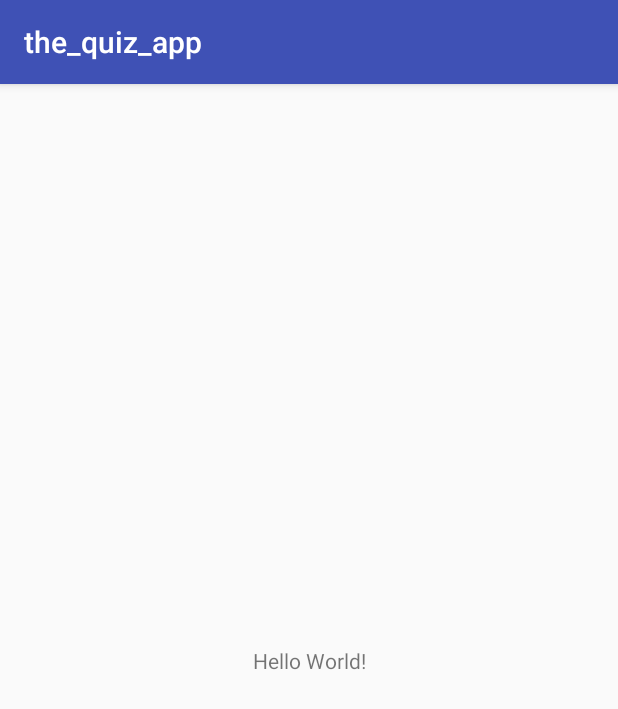
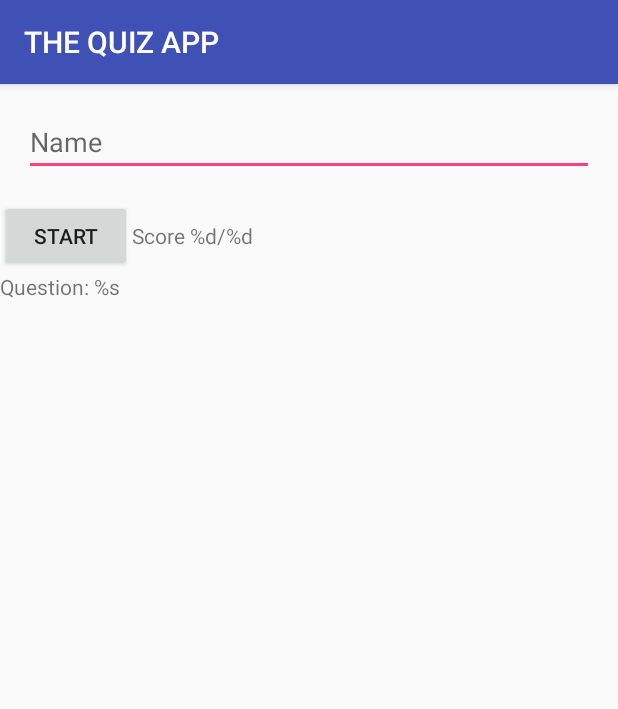
Before and after one commit to jrforbes24/the_quiz_app, an Android app: the screen it shows after launch (MainActivity), on a phone screen of 412 x 824 dp. Shown: the top 709 px of the screen. Run offline under Robolectric (Android 15) with nearby library versions, the phone set to English and light mode, and no system bars.

Commit message:
work on adding strings and the xml layout

```diff
--- a/app/src/main/res/layout/activity_main.xml
+++ b/app/src/main/res/layout/activity_main.xml
@@ -1,18 +1,47 @@
 <?xml version="1.0" encoding="utf-8"?>
-<android.support.constraint.ConstraintLayout xmlns:android="http://schemas.android.com/apk/res/android"
+<ScrollView xmlns:android="http://schemas.android.com/apk/res/android"
     xmlns:app="http://schemas.android.com/apk/res-auto"
     xmlns:tools="http://schemas.android.com/tools"
     android:layout_width="match_parent"
     android:layout_height="match_parent"
     tools:context="com.jrforbes24.the_quiz_app.MainActivity">
 
-    <TextView
-        android:layout_width="wrap_content"
-        android:layout_height="wrap_content"
-        android:text="Hello World!"
-        app:layout_constraintBottom_toBottomOf="parent"
-        app:layout_constraintLeft_toLeftOf="parent"
-        app:layout_constraintRight_toRightOf="parent"
-        app:layout_constraintTop_toTopOf="parent" />
+    <LinearLayout
+        android:layout_width="match_parent"
+        android:layout_height="match_parent"
+        android:orientation="vertical">
 
-</android.support.constraint.ConstraintLayout>
+        <EditText
+            android:id="@+id/the_name"
+            android:layout_width="match_parent"
+            android:layout_height="match_parent"
+            android:hint="@string/hint_name"
+            android:layout_margin="16dp"
+            android:inputType="textCapWords"/>
+
+        <LinearLayout
+            android:layout_width="match_parent"
+            android:layout_height="match_parent"
+            android:orientation="horizontal">
+
+            <Button
+                android:layout_width="wrap_content"
+                android:layout_height="wrap_content"
+                android:text="@string/start_button"/>
+
+            <TextView
+                android:layout_width="wrap_content"
+                android:layout_height="wrap_content"
+                android:text="@string/quiz_score"/>
+        </LinearLayout>
+
+        <TextView
+            android:layout_width="match_parent"
+            android:layout_height="match_parent"
+            android:text="@string/the_question"/>
+
+
+
+    </LinearLayout>
+
+</ScrollView>
--- a/app/src/main/res/values/strings.xml
+++ b/app/src/main/res/values/strings.xml
@@ -1,3 +1,11 @@
-<resources>
-    <string name="app_name">the_quiz_app</string>
+<resources xmlns:xliff="urn:oasis:names:tc:xliff:document:1.2">
+    <string name="app_name">THE QUIZ APP</string>
+    <!--Hint for the name field -->
+    <string name="hint_name">Name</string>
+    <!--Button text for Start-->
+    <string name="start_button">START</string>
+    <!--This will show the quiz score example: Score 5/10-->
+    <string name="quiz_score">Score <xliff:g example="5" id="number_right">%d</xliff:g>/<xliff:g example="10" id="number_possible">%d</xliff:g></string>
+    <!--Question text field - Example: Question: What is the highest mountain in the world? -->
+    <string name="the_question">Question: <xliff:g example="How many wars did Colonel Potter fight in?" id="question_text">%s</xliff:g></string>
 </resources>
```
